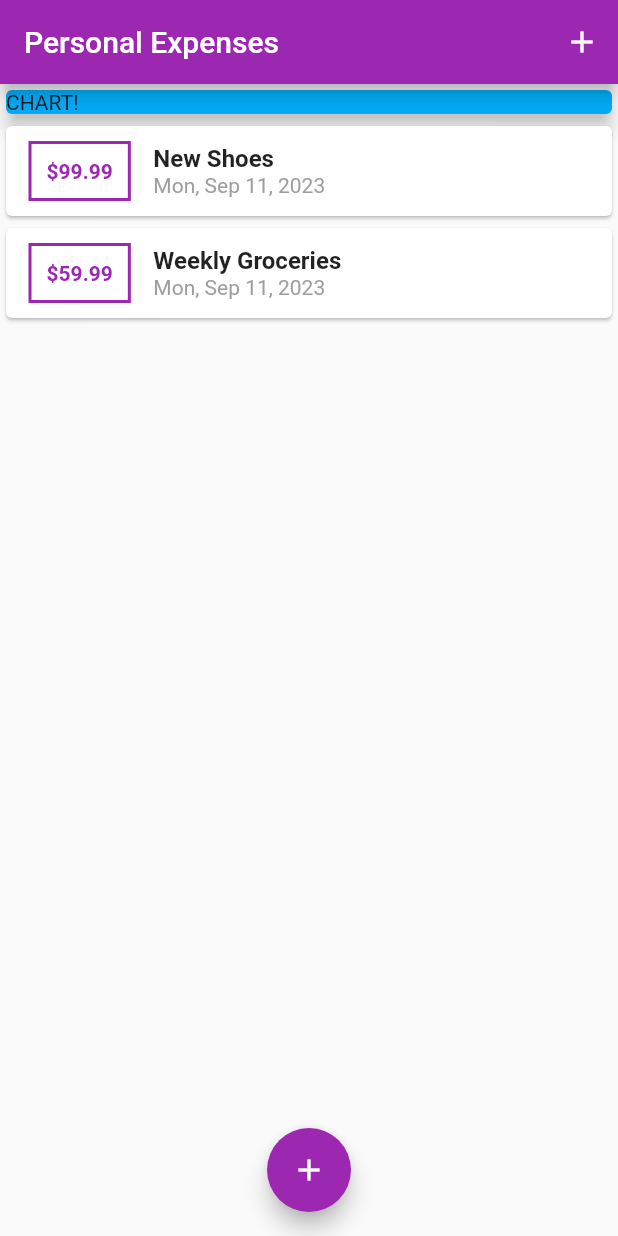
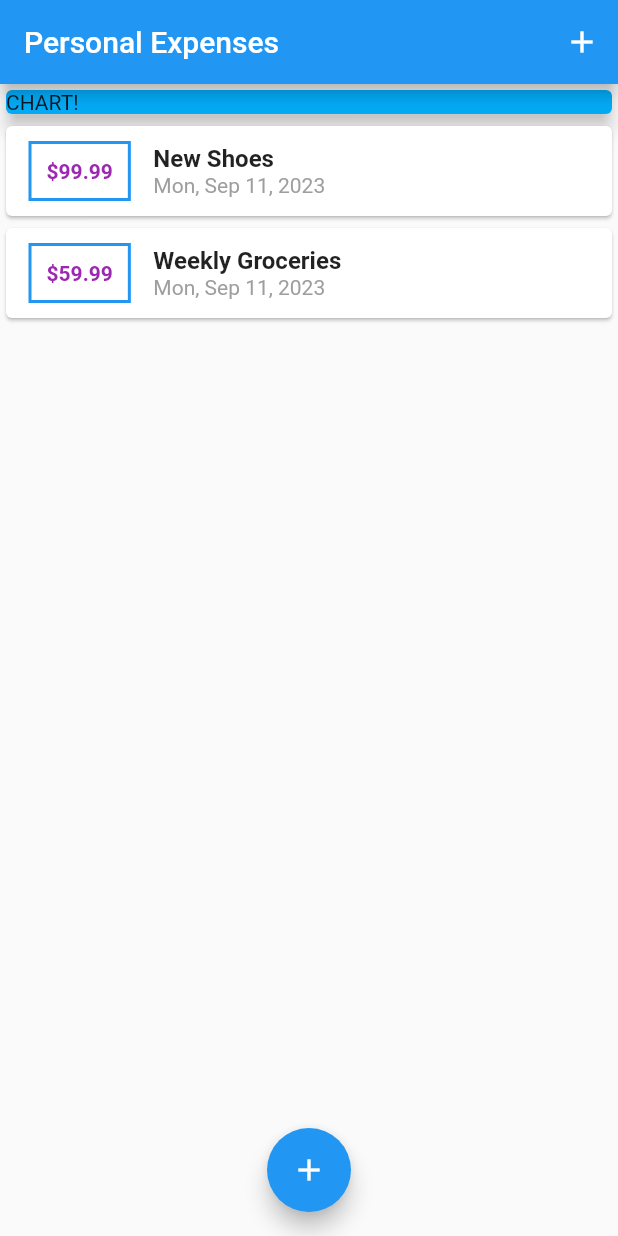
Before and after one commit to Muhammad-Umair1049/expense_planner, a Flutter app: the screen it shows after launch, on a phone screen of 412 x 824 dp. Run offline on Flutter 3.47's test engine with Material 2 defaults, Android fonts, the phone set to English and light mode, and no system bars.

Commit message:
Theme Color Change

```diff
--- a/lib/main.dart
+++ b/lib/main.dart
@@ -10,7 +10,7 @@ class MyApp extends StatelessWidget {
   Widget build(BuildContext context) {
     return MaterialApp(
       title: 'Personal Expenses',
-      theme: ThemeData(primarySwatch: Colors.purple),
+      theme: ThemeData(primarySwatch: Colors.blue),
       home: MyHomePage(
         key: const Key('MyHomePage'), // Adding the named 'key' parameter here
       ),
```
